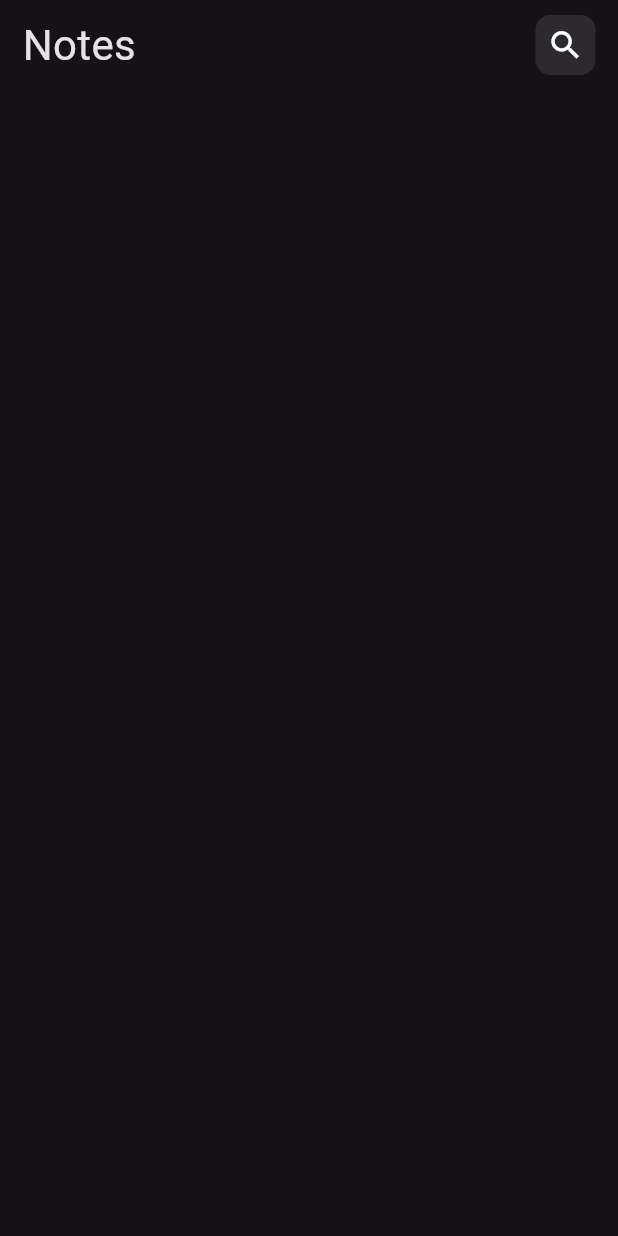
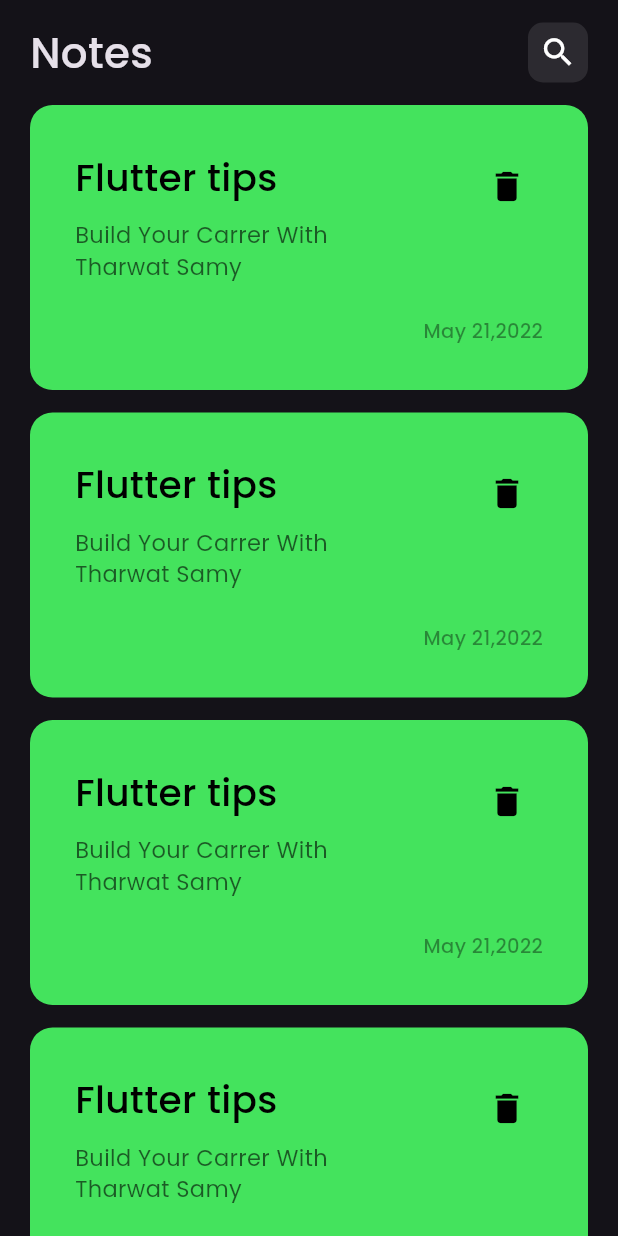
Before and after one commit to abdulrahmanhaney/Notes_App, a Flutter app: the screen it shows after launch, on a phone screen of 412 x 824 dp. Run offline on Flutter 3.47's test engine with Material 2 defaults, Android fonts, the phone set to English and light mode, and no system bars.

Commit message:
Create Notes Item And List View

```diff
--- a/lib/main.dart
+++ b/lib/main.dart
@@ -13,6 +13,7 @@ class NotesApp extends StatelessWidget {
     return MaterialApp(
       debugShowCheckedModeBanner: false,
       theme: ThemeData(
+        fontFamily: 'Poppins',
         brightness: Brightness.dark,
         useMaterial3: true,
       ),
--- a/lib/views/widgets/custom_app_bar.dart
+++ b/lib/views/widgets/custom_app_bar.dart
@@ -15,6 +15,7 @@ class CustomAppBar extends StatelessWidget {
           "Notes",
           style: TextStyle(
             fontSize: 28,
+            fontWeight: FontWeight.w500,
           ),
         ),
         CustomSearchIcon(),
--- /dev/null
+++ b/lib/views/widgets/custom_notes_item.dart
@@ -0,0 +1,73 @@
+import 'package:flutter/material.dart';
+
+class CustomNoteItem extends StatelessWidget {
+  const CustomNoteItem({super.key});
+
+  @override
+  Widget build(BuildContext context) {
+    return Container(
+      margin: const EdgeInsets.only(bottom: 15),
+      padding: const EdgeInsets.all(30),
+      decoration: const BoxDecoration(
+        color: Color(0xff44E35D),
+        borderRadius: BorderRadius.all(Radius.circular(15)),
+      ),
+      height: 190,
+      child: Row(
+        mainAxisAlignment: MainAxisAlignment.spaceBetween,
+        children: [
+          SizedBox(
+            width: 200,
+            child: Column(
+              mainAxisAlignment: MainAxisAlignment.start,
+              crossAxisAlignment: CrossAxisAlignment.start,
+              children: [
+                const Text(
+                  'Flutter tips',
+                  style: TextStyle(
+                    color: Colors.black,
+                    fontSize: 25,
+                    fontWeight: FontWeight.w500,
+                  ),
+                ),
+                const SizedBox(
+                  height: 10,
+                ),
+                Text(
+                  'Build Your Carrer With Tharwat Samy',
+                  style: TextStyle(
+                    color: Colors.black.withOpacity(0.6),
+                    fontSize: 15,
+                    fontWeight: FontWeight.w400,
+                  ),
+                ),
+              ],
+            ),
+          ),
+          Column(
+            mainAxisAlignment: MainAxisAlignment.spaceBetween,
+            crossAxisAlignment: CrossAxisAlignment.end,
+            children: [
+              IconButton(
+                onPressed: () {},
+                icon: const Icon(
+                  Icons.delete,
+                  color: Colors.black,
+                  size: 26,
+                ),
+              ),
+              Text(
+                'May 21,2022',
+                style: TextStyle(
+                  color: Colors.black.withOpacity(0.4),
+                  fontSize: 13,
+                  fontWeight: FontWeight.w500,
+                ),
+              )
+            ],
+          )
+        ],
+      ),
+    );
+  }
+}
--- /dev/null
+++ b/lib/views/widgets/notes_list_view.dart
@@ -0,0 +1,17 @@
+import 'package:flutter/material.dart';
+
+import 'custom_notes_item.dart';
+
+class NotesListView extends StatelessWidget {
+  const NotesListView({super.key});
+
+  @override
+  Widget build(BuildContext context) {
+    return ListView.builder(
+      itemCount: 10,
+      itemBuilder: (context, index) {
+        return const CustomNoteItem();
+      },
+    );
+  }
+}
--- a/lib/views/widgets/notes_view_body.dart
+++ b/lib/views/widgets/notes_view_body.dart
@@ -1,6 +1,6 @@
 import 'package:flutter/material.dart';
-
 import 'custom_app_bar.dart';
+import 'notes_list_view.dart';
 
 class NotesViewBody extends StatelessWidget {
   const NotesViewBody({super.key});
@@ -8,10 +8,14 @@ class NotesViewBody extends StatelessWidget {
   @override
   Widget build(BuildContext context) {
     return const Padding(
-      padding: EdgeInsets.symmetric(vertical: 10, horizontal: 15),
+      padding: EdgeInsets.only(top: 15, right: 20, left: 20),
       child: Column(
         children: [
           CustomAppBar(),
+          SizedBox(
+            height: 15,
+          ),
+          Expanded(child: NotesListView())
         ],
       ),
     );
```
Also changed, not shown: pubspec.yaml (+7 -10 lines), fonts/Amiri-Bold.ttf (deleted), fonts/Amiri-BoldItalic.ttf (deleted), fonts/Amiri-Italic.ttf (deleted), fonts/Amiri-Regular.ttf (deleted), fonts/Poppins-Bold.ttf (added), fonts/Poppins-Medium.ttf (added), fonts/Poppins-Regular.ttf (added).
